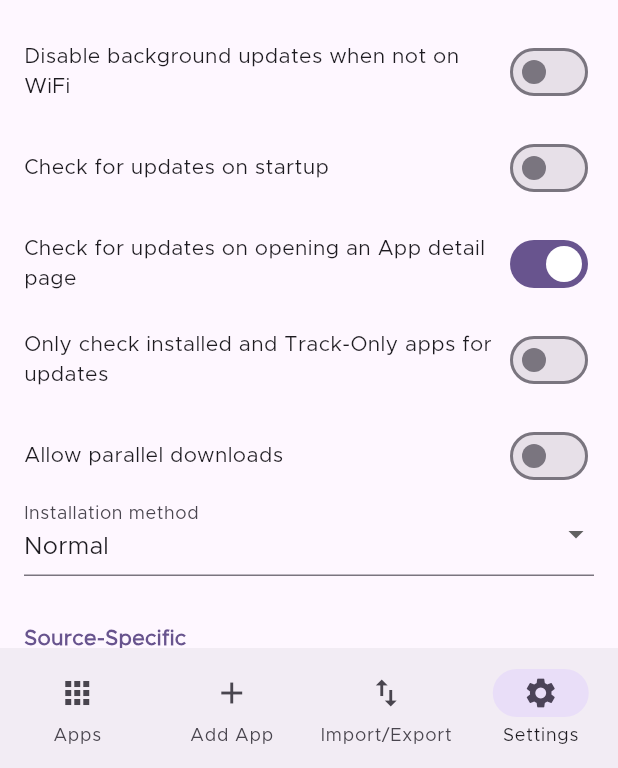
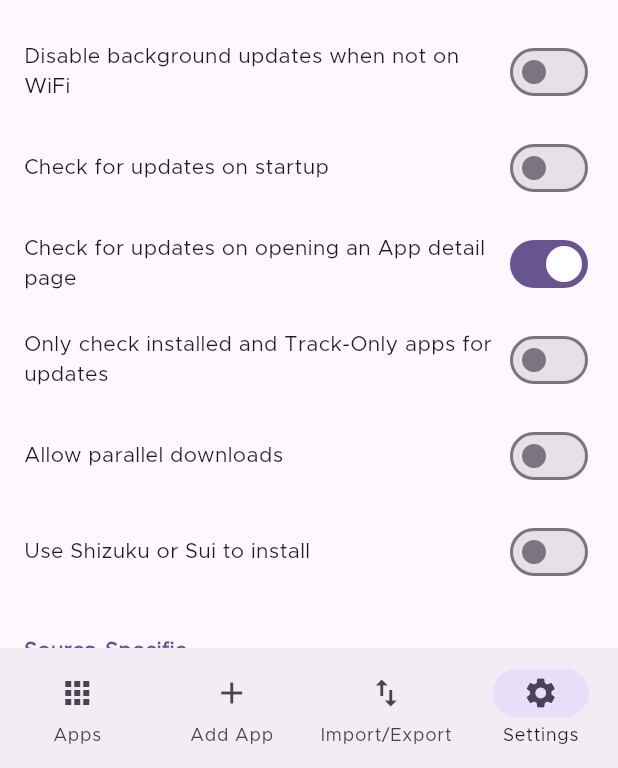
Before and after one commit to ownerroc/ObtainRoc, a Flutter app: the screen it shows after launch, item 4 of the bottom bar chosen, on a phone screen of 412 x 824 dp, the part 468-1236 px from its top. Run offline on Flutter 3.47's test engine with Material 3 defaults, Android fonts, the phone set to English and light mode, and no system bars; drawn by our look-alikes of dynamic_color; our stand-ins replace app_links, connectivity_plus, device_info_plus, easy_localization, file_picker, flutter_markdown and 6 more; missing offline and left inert: android_intent_plus, android_package_installer, android_package_manager, background_fetch, flutter_archive, flutter_fgbg and 3 more; accounts and stored records are empty.

Commit message:
Probably fixed

```diff
--- a/assets/translations/en.json
+++ b/assets/translations/en.json
@@ -280,9 +280,7 @@
     "supportFixedAPKURL": "Support fixed APK URLs",
     "selectX": "Select {}",
     "parallelDownloads": "Allow parallel downloads",
-    "installMethod": "Installation method",
-    "normal": "Normal",
-    "root": "Root",
+    "useShizuku": "Use Shizuku or Sui to install",
     "shizukuBinderNotFound": "Сompatible Shizuku service wasn't found",
     "useSystemFont": "Use the system font",
     "systemFontError": "Error loading the system font: {}",
--- a/assets/translations/ru.json
+++ b/assets/translations/ru.json
@@ -281,9 +281,7 @@
     "supportFixedAPKURL": "Поддержка фиксированных URL-адресов APK",
     "selectX": "Выбрать {}",
     "parallelDownloads": "Разрешить параллельные загрузки",
-    "installMethod": "Метод установки",
-    "normal": "Нормальный",
-    "root": "Суперпользователь",
+    "useShizuku": "Использовать Shizuku или Sui для установки",
     "shizukuBinderNotFound": "Совместимый сервис Shizuku не найден",
     "useSystemFont": "Использовать системный шрифт",
     "systemFontError": "Ошибка загрузки системного шрифта: {}",
--- a/lib/pages/settings.dart
+++ b/lib/pages/settings.dart
@@ -29,29 +29,6 @@ class _SettingsPageState extends State<SettingsPage> {
     if (settingsProvider.prefs == null) {
       settingsProvider.initializeSettings();
     }
-
-    var installMethodDropdown = DropdownButtonFormField(
-        decoration: InputDecoration(labelText: tr('installMethod')),
-        value: settingsProvider.installMethod,
-        items: [
-          DropdownMenuItem(
-            value: InstallMethodSettings.normal,
-            child: Text(tr('normal')),
-          ),
-          const DropdownMenuItem(
-            value: InstallMethodSettings.shizuku,
-            child: Text('Shizuku'),
-          ),
-          DropdownMenuItem(
-            value: InstallMethodSettings.root,
-            child: Text(tr('root')),
-          )
-        ],
-        onChanged: (value) {
-          if (value != null) {
-            settingsProvider.installMethod = value;
-          }
-        });
 
     var themeDropdown = DropdownButtonFormField(
         decoration: InputDecoration(labelText: tr('theme')),
@@ -363,7 +340,29 @@ class _SettingsPageState extends State<SettingsPage> {
                                     })
                               ],
                             ),
-                            installMethodDropdown,
+                            height16,
+                            Row(
+                              mainAxisAlignment: MainAxisAlignment.spaceBetween,
+                              children: [
+                                Flexible(child: Text(tr('useShizuku'))),
+                                Switch(
+                                    value: settingsProvider.useShizuku,
+                                    onChanged: (useShizuku) {
+                                      if (useShizuku) {
+                                        NativeFeatures.checkPermissionShizuku().then((resCode) {
+                                          settingsProvider.useShizuku = resCode == 1;
+                                          if (resCode == 0) {
+                                            showError(ObtainiumError(tr('cancelled')), context);
+                                          } else if (resCode == -1) {
+                                            showError(ObtainiumError(tr('shizukuBinderNotFound')), context);
+                                          }
+                                        });
+                                      } else {
+                                        settingsProvider.useShizuku = false;
+                                      }
+                                    })
+                              ],
+                            ),
                             height32,
                             Text(
                               tr('sourceSpecific'),
--- a/lib/providers/settings_provider.dart
+++ b/lib/providers/settings_provider.dart
@@ -17,8 +17,6 @@ import 'package:shared_storage/shared_storage.dart' as saf;
 String obtainiumTempId = 'imranr98_obtainium_${GitHub().hosts[0]}';
 String obtainiumId = 'dev.imranr.obtainium';
 String obtainiumUrl = 'https://github.com/ImranR98/Obtainium';
-
-enum InstallMethodSettings { normal, shizuku, root }
 
 enum ThemeSettings { system, light, dark }
 
@@ -61,13 +59,12 @@ class SettingsProvider with ChangeNotifier {
     notifyListeners();
   }
 
-  InstallMethodSettings get installMethod {
-    return InstallMethodSettings.values[
-        prefs?.getInt('installMethod') ?? InstallMethodSettings.normal.index];
+  bool get useShizuku{
+    return prefs?.getBool('useShizuku') ?? false;
   }
 
-  set installMethod(InstallMethodSettings t) {
-    prefs?.setInt('installMethod', t.index);
+  set useShizuku(bool useShizuku) {
+    prefs?.setBool('useShizuku', useShizuku);
     notifyListeners();
   }
 
```
Also changed, not shown: lib/providers/apps_provider.dart (+12 -25 lines), lib/providers/native_provider.dart (+0 -9 lines), 2 other files.
